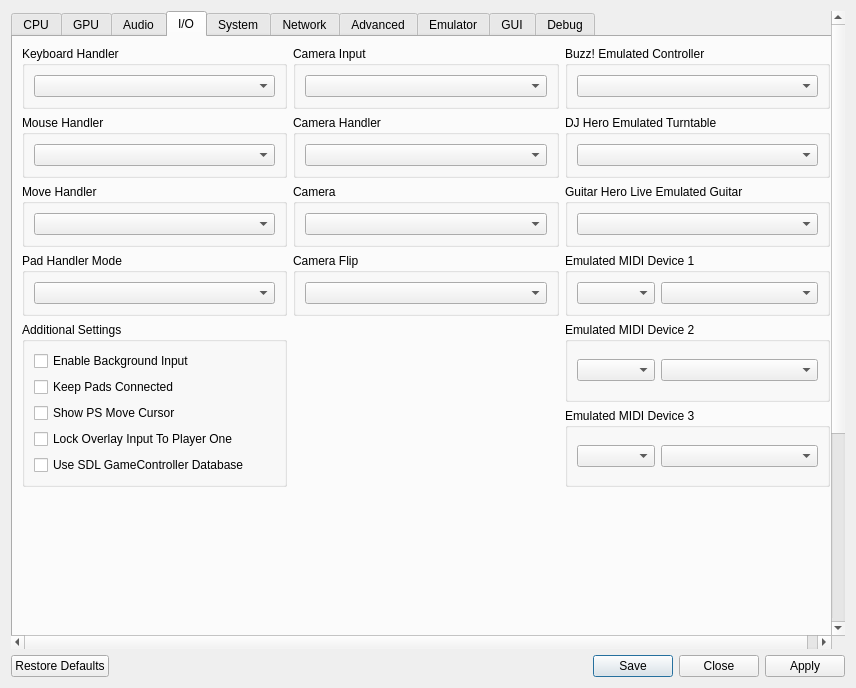
Above: rpcs3/rpcs3qt/settings_dialog.ui from RPCS3/rpcs3 before the change. Below: the same form after it.
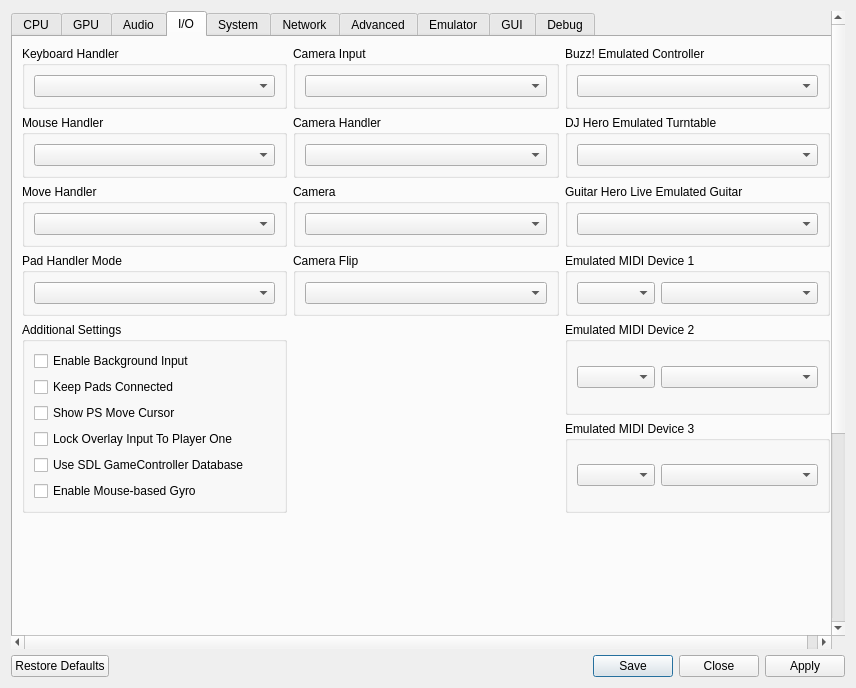
That is the form after the change. The open tabs and pages were chosen to show the change. Icons and pictures are not drawn.

Commit message:
Add "Enable Mouse-based Gyro" setting to I/O config (#18835)
This is a continuation of my work on #18113.

Addresses issue #18197.

Adds a new checkbox in the I/O settings tab that enables mouse-based
gyro emulation at game startup, making the feature more discoverable to
users.

Patch:
```diff
--- a/rpcs3/rpcs3qt/settings_dialog.ui
+++ b/rpcs3/rpcs3qt/settings_dialog.ui
@@ -1841,6 +1841,13 @@
                </property>
               </widget>
              </item>
+             <item>
+              <widget class="QCheckBox" name="mouseBasedGyroBox">
+               <property name="text">
+                <string>Enable Mouse-based Gyro</string>
+               </property>
+              </widget>
+             </item>
              <item>
               <spacer name="verticalSpacerIoAdditionalSettings">
                <property name="orientation">
```
The commit also changes 8 other files.
